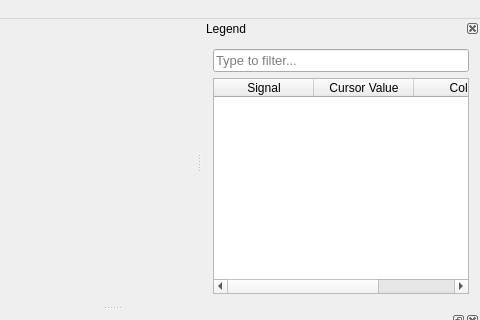
This is Anvedi/anvedi.ui in ilpropheta/anvedi as Qt 5 draws it before an edit; both pictures show x 256 to 736 and y 0 to 320 of the 736 by 566 pixel window. The edited form follows.
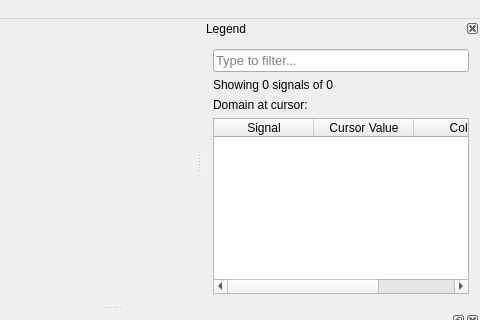
This is the edited form. Custom widgets are drawn as their Qt base class.

Diff of the .ui file:
```diff
--- a/Anvedi/anvedi.ui
+++ b/Anvedi/anvedi.ui
@@ -233,6 +233,20 @@
          </property>
         </widget>
        </item>
+			  <item>
+				<widget class="QLabel" name="signalCountLabel">
+				  <property name="text">
+					<string>Showing 0 signals of 0</string>
+				  </property>
+				</widget>
+			  </item>
+			  <item>
+				<widget class="QLabel" name="domainLabel">
+				  <property name="text">
+					<string>Domain at cursor: </string>
+				  </property>
+				</widget>
+			  </item>
        <item>
         <widget class="QTableWidget" name="signalList">
          <column>
```
Left out of the diff: 1 changed line with no effect on the pictures. Lines whose indentation alone changed are shown as unchanged.
